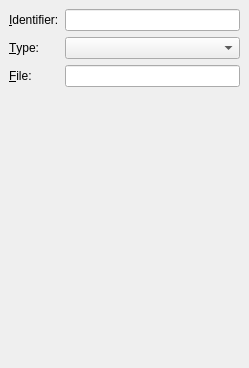
First picture: the form in cokoon/PyCokoonEditor/src/edit_source.ui, repository mathieujobin/kde-playground-artwork, before the edit.
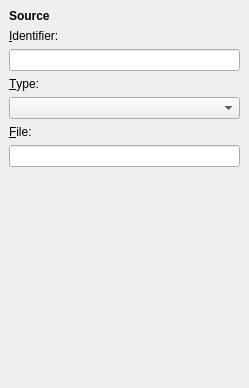
Second picture: the form after the edit.

Patch:
```diff
--- a/cokoon/PyCokoonEditor/src/edit_source.ui
+++ b/cokoon/PyCokoonEditor/src/edit_source.ui
@@ -6,20 +6,27 @@
     <x>0</x>
     <y>0</y>
     <width>249</width>
-    <height>368</height>
+    <height>388</height>
    </rect>
   </property>
   <property name="windowTitle" >
    <string>Form</string>
   </property>
-  <layout class="QGridLayout" >
+  <layout class="QVBoxLayout" >
    <property name="margin" >
     <number>9</number>
    </property>
    <property name="spacing" >
     <number>6</number>
    </property>
-   <item row="0" column="0" >
+   <item>
+    <widget class="QLabel" name="label_4" >
+     <property name="text" >
+      <string>&lt;b>Source&lt;/b></string>
+     </property>
+    </widget>
+   </item>
+   <item>
     <widget class="QLabel" name="label" >
      <property name="text" >
       <string>&amp;Identifier:</string>
@@ -29,10 +36,10 @@
      </property>
     </widget>
    </item>
-   <item row="0" column="1" >
+   <item>
     <widget class="QLineEdit" name="identifier" />
    </item>
-   <item row="1" column="0" >
+   <item>
     <widget class="QLabel" name="label_2" >
      <property name="text" >
       <string>&amp;Type:</string>
@@ -42,7 +49,10 @@
      </property>
     </widget>
    </item>
-   <item row="2" column="0" >
+   <item>
+    <widget class="QComboBox" name="type" />
+   </item>
+   <item>
     <widget class="QLabel" name="label_3" >
      <property name="text" >
       <string>&amp;File:</string>
@@ -52,25 +62,22 @@
      </property>
     </widget>
    </item>
-   <item row="2" column="1" >
+   <item>
     <widget class="QLineEdit" name="file" />
    </item>
-   <item row="3" column="1" >
+   <item>
     <spacer>
      <property name="orientation" >
       <enum>Qt::Vertical</enum>
      </property>
      <property name="sizeHint" >
       <size>
-       <width>20</width>
-       <height>231</height>
+       <width>166</width>
+       <height>91</height>
       </size>
      </property>
     </spacer>
    </item>
-   <item row="1" column="1" >
-    <widget class="QComboBox" name="type" />
-   </item>
   </layout>
  </widget>
  <resources/>
```
